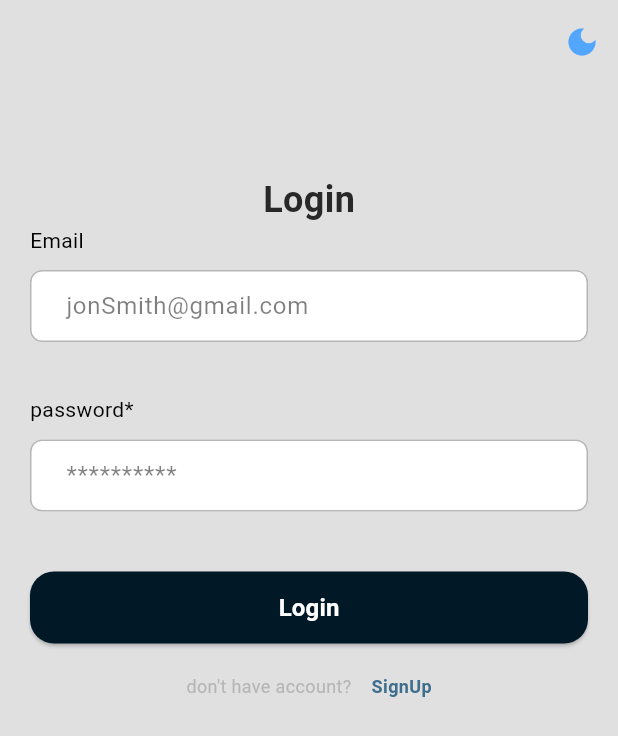
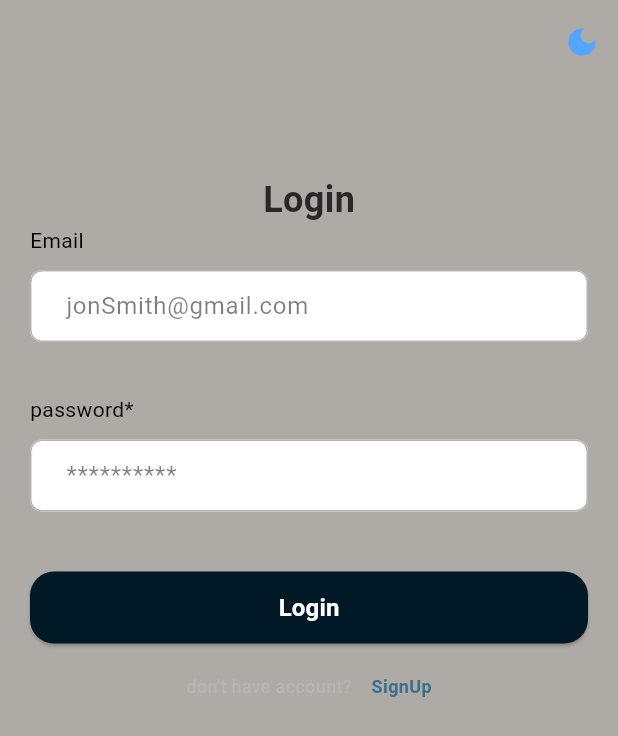
Before and after one commit to gerges27/chat_app_mobile, a Flutter app: the screen it shows after launch, on a phone screen of 412 x 824 dp. Shown: the top 736 px of the screen. Run offline on Flutter 3.47's test engine with Material 3 defaults, Android fonts, the phone set to English and light mode, and no system bars; our stand-ins replace cloud_firestore, firebase_auth, firebase_core, flutter_bloc, get; accounts and stored records are empty.

Commit message:
change background

```diff
--- a/lib/core/theme/light_theme.dart
+++ b/lib/core/theme/light_theme.dart
@@ -2,7 +2,7 @@ import 'package:flutter/material.dart';
 
 ThemeData lightMode = ThemeData(
   colorScheme: ColorScheme.light(
-    surface: Colors.grey.shade300,
+    surface: const Color(0xFFaeaba6),
     primary: Colors.grey.shade500,
     secondary: Colors.grey.shade200,
     tertiary: Colors.white,
```
